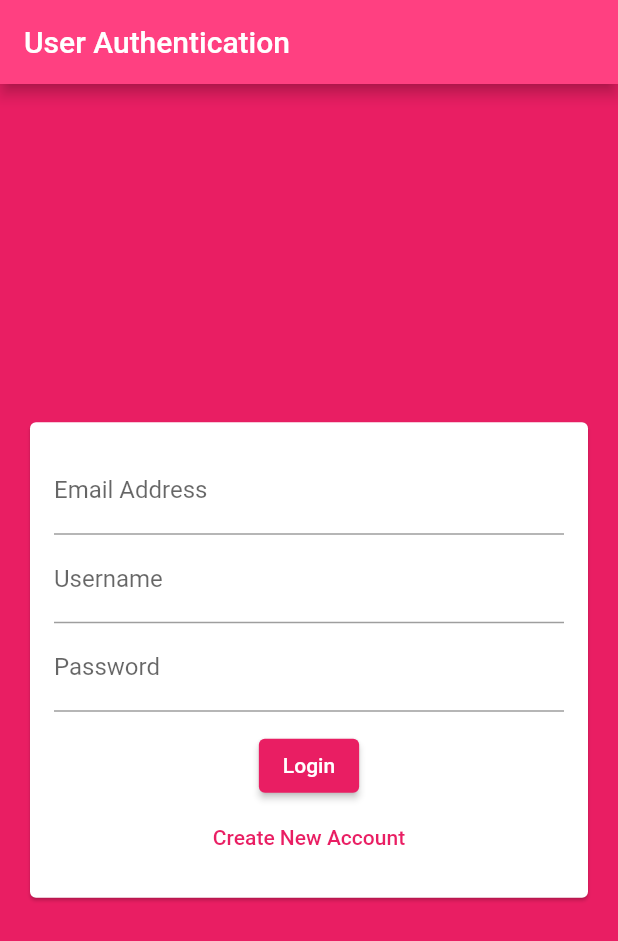
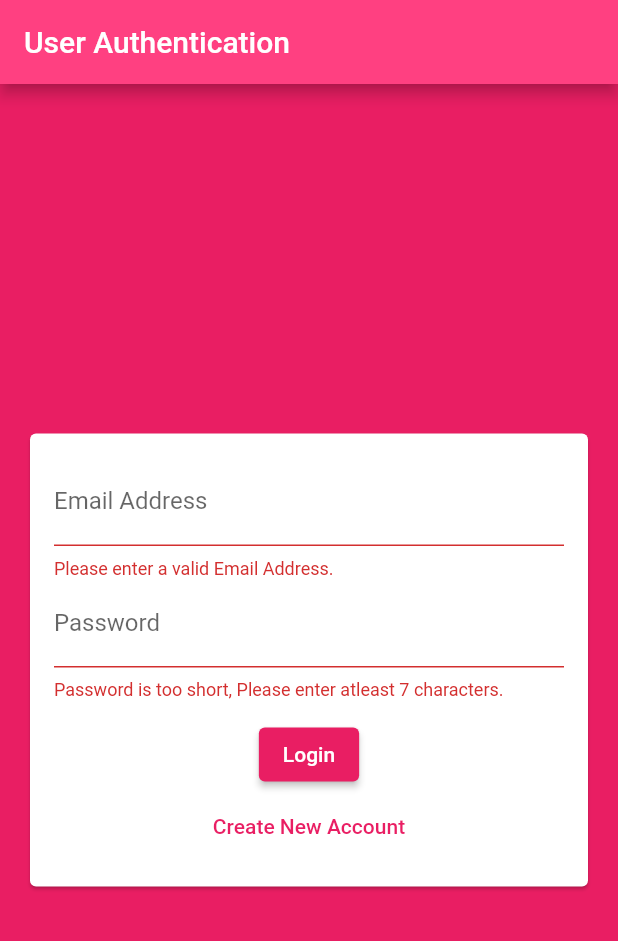
Before and after one commit to bharatbudhori/Flutter_Chat, a Flutter app: the screen it shows after launch, after a tap on "Login", on a phone screen of 412 x 824 dp. Shown: the top 941 px of the screen. Run offline on Flutter 3.47's test engine with Material 2 defaults, Android fonts, the phone set to English and light mode, and no system bars; our stand-ins replace cloud_firestore, firebase_auth, firebase_core; accounts and stored records are empty.

```diff
--- a/lib/main.dart
+++ b/lib/main.dart
@@ -1,7 +1,7 @@
 import 'package:flutter/material.dart';
 import 'package:firebase_core/firebase_core.dart';
 
-import './screens/chat_screen.dart';
+//import './screens/chat_screen.dart';
 import './screens/auth_screen.dart';
 
 void main() async {
--- a/lib/widgets/auth/auth_form.dart
+++ b/lib/widgets/auth/auth_form.dart
@@ -1,11 +1,44 @@
 import 'package:flutter/material.dart';
 
 class AuthForm extends StatefulWidget {
+  final void Function(
+    String email,
+    String password,
+    String userName,
+    bool isLogin,
+    //BuildContext ctx,
+  ) submitFn;
+
+  AuthForm(this.submitFn);
+
   @override
   _AuthFormState createState() => _AuthFormState();
 }
 
 class _AuthFormState extends State<AuthForm> {
+  final _formKey = GlobalKey<FormState>();
+
+  var _isLogin = true;
+  String _userEmail = '';
+  String _userName = '';
+  String _userPassword = '';
+
+  void _trySumbit() {
+    final isValid = _formKey.currentState.validate();
+    FocusScope.of(context).unfocus(); // Closes The soft keyboard
+
+    if (isValid) {
+      _formKey.currentState.save();
+      widget.submitFn(
+        _userEmail.trim(),
+        _userPassword.trim(),
+        _userName.trim(),
+        _isLogin,
+        //context
+      );
+    }
+  }
+
   @override
   Widget build(BuildContext context) {
     return Center(
@@ -14,34 +47,76 @@ class _AuthFormState extends State<AuthForm> {
         child: SingleChildScrollView(
           padding: EdgeInsets.all(16),
           child: Form(
+            key: _formKey,
             child: Column(
               mainAxisSize: MainAxisSize.min,
               children: [
                 TextFormField(
+                  key: ValueKey('email'),
+                  validator: (value) {
+                    if (value.isEmpty || !value.contains('@')) {
+                      return 'Please enter a valid Email Address.';
+                    }
+                    return null;
+                  },
                   keyboardType: TextInputType.emailAddress,
                   decoration: InputDecoration(
                     labelText: 'Email Address',
                   ),
+                  onSaved: (value) {
+                    _userEmail = value;
+                  },
                 ),
+                if (!_isLogin)
+                  TextFormField(
+                    key: ValueKey('username'),
+                    validator: (value) {
+                      if (value.isEmpty || value.length < 4) {
+                        return 'Please enter atleast 4 characters';
+                      }
+                      return null;
+                    },
+                    decoration: InputDecoration(
+                      labelText: 'Username',
+                    ),
+                    onSaved: (value) {
+                      _userName = value;
+                    },
+                  ),
                 TextFormField(
-                  decoration: InputDecoration(
-                    labelText: 'Username',
-                  ),
-                ),
-                TextFormField(
+                  key: ValueKey('password'),
+                  validator: (value) {
+                    if (value.length < 7 || value.isEmpty) {
+                      return 'Password is too short, Please enter atleast 7 characters.';
+                    }
+                    return null;
+                  },
                   decoration: InputDecoration(
                     labelText: 'Password',
                   ),
+                  onSaved: (value) {
+                    _userPassword = value;
+                  },
                   obscureText: true,
                 ),
                 SizedBox(height: 12),
                 ElevatedButton(
-                  onPressed: () {},
-                  child: Text('Login'),
+                  onPressed: _trySumbit,
+                  child: Text(
+                    _isLogin ? 'Login' : 'SignUp',
+                  ),
                 ),
                 TextButton(
-                  onPressed: () {},
-                  child: Text('Create New Account'),
+                  onPressed: () {
+                    setState(() {
+                      _isLogin = !_isLogin;
+                    });
+                  },
+                  child: Text(
+                    _isLogin
+                        ? 'Create New Account'
+                        : 'I already have an account',
+                  ),
                 ),
               ],
             ),
--- a/pubspec.yaml
+++ b/pubspec.yaml
@@ -24,6 +24,7 @@ dependencies:
   flutter:
     sdk: flutter
   cloud_firestore: ^2.0.0
+  firebase_auth: ^1.1.3
 
 
   # The following adds the Cupertino Icons font to your application.
```
Also changed, not shown: lib/screens/auth_screen.dart (+53 -1 lines), pubspec.lock.
